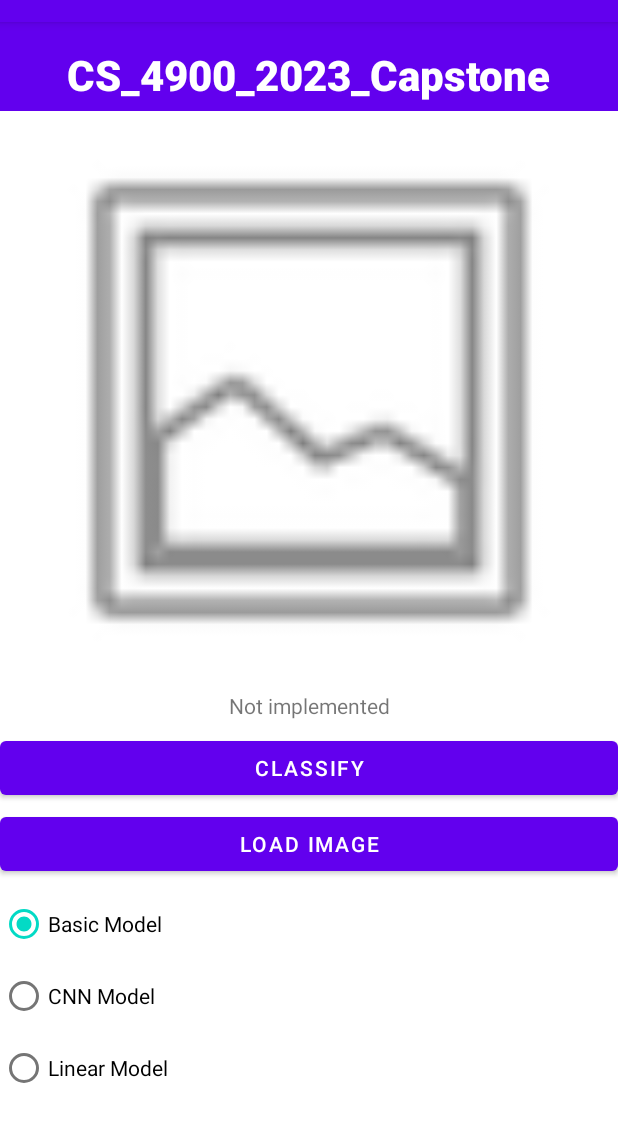
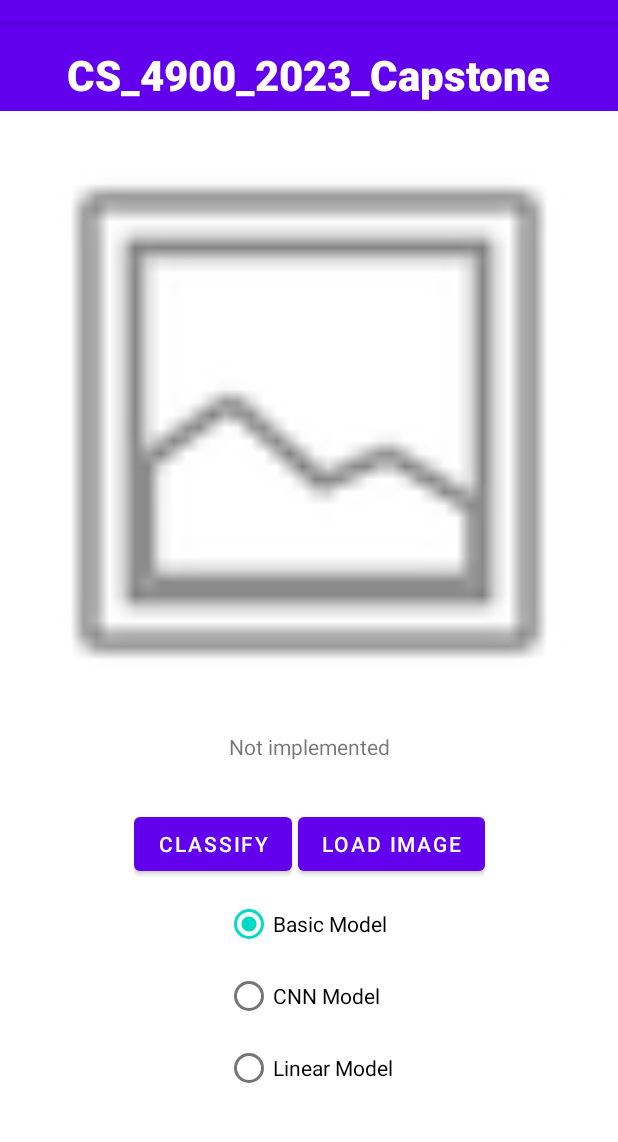
Before and after one commit to Lucas-Keasbey/Spr2023SeniorSemGroup4, an Android app: the screen it shows after launch (MainActivity), after a tap on "CLASSIFY", on a phone screen of 412 x 824 dp, the part 62-1204 px from its top. Run offline under Robolectric (Android 15) with nearby library versions, the phone set to English and light mode, and no system bars.

Commit message:
Fixed layout bug in emulator cleaned up buttons

```diff
--- a/Application/app/src/main/java/com/example/myapplication/MainActivity.java
+++ b/Application/app/src/main/java/com/example/myapplication/MainActivity.java
@@ -26,6 +26,17 @@ import java.util.Random;
 
 public class MainActivity extends AppCompatActivity {
 
+    String[] labels = {"T-shirt/top",
+	                    "Trouser",
+                    	"Pullover",
+                    	"Dress",
+                    	"Coat",
+                    	"Sandal",
+                    	"Shirt",
+                    	"Sneaker",
+                    	"Bag",
+                    	"Ankle boot",
+                        "Not implemented"};
     ImageView pic;
     Button select;
     Button classify;
@@ -68,13 +79,13 @@ public class MainActivity extends AppCompatActivity {
             public void onClick(View v) {
 
                 //sets the click event for classify image button
-                text.setText("Not implemented"); //will later call upon the model to get the class
+                text.setText(labels[predictLabel()]);
             }
 
         });
     }
 
-    //this method handles grabbing the image and converting it into a bitmap, also displays the string
+    //this method handles grabbing the image and converting it into a bitmap
     @Override
     protected void onActivityResult(int requestCode, int resultCode, @Nullable Intent data) {
         super.onActivityResult(requestCode, resultCode, data);
@@ -93,5 +104,16 @@ public class MainActivity extends AppCompatActivity {
 
     }
 
+    protected int predictLabel(){
+        try{
+            // run image through model and process prediction to get label index
+
+        }
+        catch (Exception e){
+            e.printStackTrace();
+        }
+        return 10;
+    }
+
 
 }
--- a/Application/app/src/main/res/layout/activity_main.xml
+++ b/Application/app/src/main/res/layout/activity_main.xml
@@ -7,18 +7,6 @@
     tools:context=".MainActivity">
 
 
-    <Button
-        android:id="@+id/btnLoadImg"
-        android:layout_width="0dp"
-        android:layout_height="wrap_content"
-        android:text="Load Image"
-        app:layout_constraintBottom_toTopOf="@+id/ModelGroup"
-        app:layout_constraintEnd_toEndOf="parent"
-        app:layout_constraintHorizontal_bias="0.0"
-        app:layout_constraintStart_toStartOf="parent"
-        app:layout_constraintTop_toBottomOf="@+id/tvGuess"
-        app:layout_constraintVertical_bias="0.919" />
-
     <ImageView
         android:id="@+id/IVPic"
         android:layout_width="0dp"
@@ -26,10 +14,10 @@
         android:contentDescription='"Uploaded image"'
         app:layout_constraintBottom_toTopOf="@+id/tvGuess"
         app:layout_constraintEnd_toEndOf="parent"
-        app:layout_constraintHorizontal_bias="1.0"
+        app:layout_constraintHorizontal_bias="0.0"
         app:layout_constraintStart_toStartOf="parent"
         app:layout_constraintTop_toBottomOf="@+id/toolbar2"
-        app:layout_constraintVertical_bias="1.0"
+        app:layout_constraintVertical_bias="0.125"
         app:srcCompat="@android:drawable/ic_menu_gallery"
         tools:ignore="ImageContrastCheck" />
 
@@ -37,26 +25,12 @@
         android:id="@+id/tvGuess"
         android:layout_width="wrap_content"
         android:layout_height="wrap_content"
-        android:text="Category"
+        android:text='Category'
         app:layout_constraintBottom_toBottomOf="parent"
         app:layout_constraintEnd_toEndOf="parent"
-        app:layout_constraintHorizontal_bias="0.5"
         app:layout_constraintStart_toStartOf="parent"
-        app:layout_constraintTop_toTopOf="parent"
-        app:layout_constraintVertical_bias="0.596" />
-
-    <Button
-        android:id="@+id/btnClassify"
-        android:layout_width="0dp"
-        android:layout_height="wrap_content"
-        android:layout_marginTop="8dp"
-        android:text="Classify"
-        app:layout_constraintBottom_toTopOf="@+id/btnLoadImg"
-        app:layout_constraintEnd_toEndOf="parent"
-        app:layout_constraintHorizontal_bias="1.0"
-        app:layout_constraintStart_toStartOf="parent"
-        app:layout_constraintTop_toBottomOf="@+id/tvGuess"
-        app:layout_constraintVertical_bias="0.0" />
+        app:layout_constraintTop_toTopOf="@+id/toolbar2"
+        app:layout_constraintVertical_bias="0.632" />
 
     <androidx.appcompat.widget.Toolbar
         android:id="@+id/toolbar2"
@@ -90,7 +64,7 @@
 
     <RadioGroup
         android:id="@+id/ModelGroup"
-        android:layout_width="0dp"
+        android:layout_width="wrap_content"
         android:layout_height="wrap_content"
         app:layout_constraintBottom_toBottomOf="parent"
         app:layout_constraintEnd_toEndOf="parent"
@@ -119,4 +93,44 @@
             android:text="Linear Model" />
     </RadioGroup>
 
+    <LinearLayout
+        android:id="@+id/linearLayout"
+        android:layout_width="wrap_content"
+        android:layout_height="wrap_content"
+        android:layout_marginTop="26dp"
+        android:orientation="horizontal"
+        android:padding="8dp"
+        app:layout_constraintBottom_toTopOf="@+id/ModelGroup"
+        app:layout_constraintEnd_toEndOf="parent"
+        app:layout_constraintHorizontal_bias="0.5"
+        app:layout_constraintStart_toStartOf="parent"
+        app:layout_constraintTop_toBottomOf="@+id/tvGuess">
+
+        <Button
+            android:id="@+id/btnClassify"
+            android:layout_width="wrap_content"
+            android:layout_height="wrap_content"
+            android:text="Classify"
+            tools:layout_conversion_absoluteHeight="48dp"
+            tools:layout_conversion_absoluteWidth="200dp"
+            tools:layout_editor_absoluteX="-2dp"
+            tools:layout_editor_absoluteY="472dp" />
+
+        <Space
+            android:layout_width="4dp"
+            android:layout_height="wrap_content" />
+
+        <Button
+            android:id="@+id/btnLoadImg"
+            android:layout_width="wrap_content"
+            android:layout_height="wrap_content"
+            android:text="Load Image"
+            tools:layout_conversion_absoluteHeight="48dp"
+            tools:layout_conversion_absoluteWidth="208dp"
+            tools:layout_editor_absoluteX="206dp"
+            tools:layout_editor_absoluteY="472dp" />
+    </LinearLayout>
+
+
+
 </androidx.constraintlayout.widget.ConstraintLayout>
```
